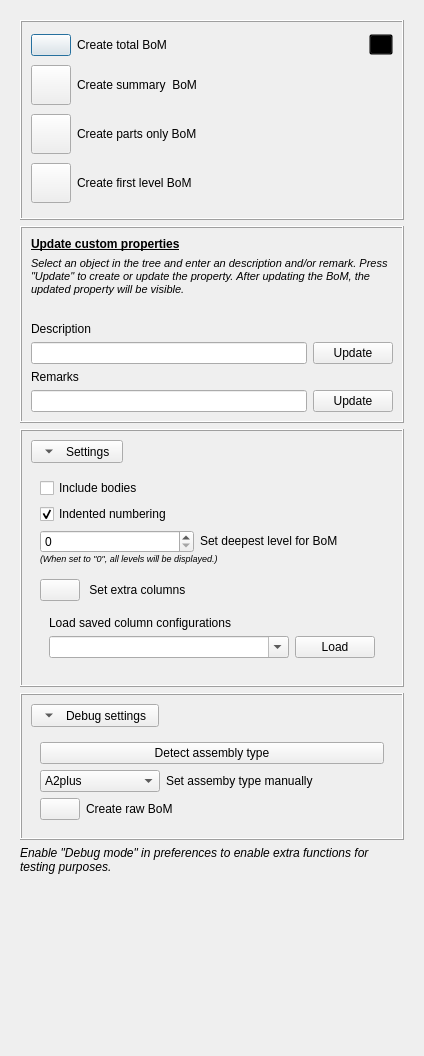
Above: Resources/UI/BoM_Panel.ui from APEbbers/BillOfMaterials-WB before the change. Below: the same form after it.
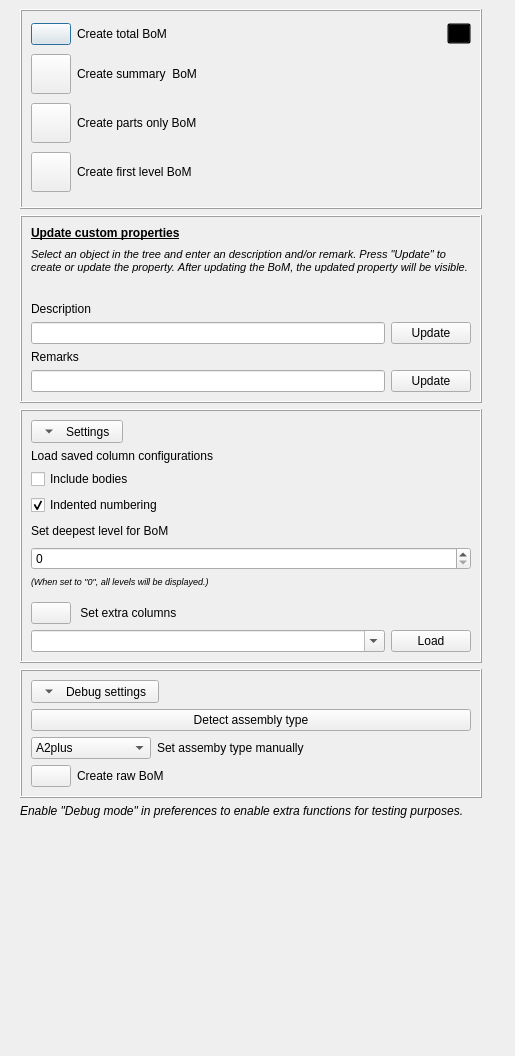
That is the form after the change. Icons and pictures are not drawn.

Commit message: Added load button to panel - 2

Patch:
```diff
--- a/Resources/UI/BoM_Panel.ui
+++ b/Resources/UI/BoM_Panel.ui
@@ -6,7 +6,7 @@
    <rect>
     <x>0</x>
     <y>0</y>
-    <width>424</width>
+    <width>515</width>
     <height>1056</height>
    </rect>
   </property>
@@ -31,7 +31,13 @@
   <property name="modal">
    <bool>true</bool>
   </property>
-  <layout class="QGridLayout" name="gridLayout_20">
+  <layout class="QGridLayout" name="gridLayout_23">
+   <property name="topMargin">
+    <number>0</number>
+   </property>
+   <property name="rightMargin">
+    <number>0</number>
+   </property>
    <item row="0" column="0">
     <widget class="QFrame" name="MainFrame">
      <layout class="QVBoxLayout" name="verticalLayout">
@@ -423,30 +429,8 @@
           </layout>
          </item>
          <item row="1" column="0">
-          <widget class="QFrame" name="SettingsFrame">
-           <property name="sizePolicy">
-            <sizepolicy hsizetype="Preferred" vsizetype="Fixed">
-             <horstretch>0</horstretch>
-             <verstretch>0</verstretch>
-            </sizepolicy>
-           </property>
-           <property name="minimumSize">
-            <size>
-             <width>0</width>
-             <height>0</height>
-            </size>
-           </property>
-           <property name="autoFillBackground">
-            <bool>false</bool>
-           </property>
-           <property name="frameShape">
-            <enum>QFrame::Shape::NoFrame</enum>
-           </property>
-           <property name="frameShadow">
-            <enum>QFrame::Shadow::Raised</enum>
-           </property>
-           <layout class="QGridLayout" name="gridLayout_10">
-            <item row="2" column="0">
+          <layout class="QGridLayout" name="gridLayout_22">
+           <item row="3" column="0" colspan="2">
              <widget class="QCheckBox" name="IndentedNumbering">
               <property name="text">
                <string>Indented numbering</string>
@@ -456,19 +440,33 @@
               </property>
              </widget>
             </item>
-            <item row="1" column="0">
+           <item row="2" column="0" colspan="2">
              <widget class="QCheckBox" name="IncludeBodies">
               <property name="text">
                <string>Include bodies</string>
               </property>
              </widget>
             </item>
-            <item row="3" column="0">
-             <layout class="QGridLayout" name="gridLayout">
-              <property name="verticalSpacing">
-               <number>0</number>
-              </property>
-              <item row="0" column="0">
+           <item row="4" column="0">
+            <widget class="QLabel" name="label_12">
+             <property name="sizePolicy">
+              <sizepolicy hsizetype="Preferred" vsizetype="Fixed">
+               <horstretch>0</horstretch>
+               <verstretch>0</verstretch>
+              </sizepolicy>
+             </property>
+             <property name="minimumSize">
+              <size>
+               <width>0</width>
+               <height>20</height>
+              </size>
+             </property>
+             <property name="text">
+              <string>&lt;html&gt;&lt;head/&gt;&lt;body&gt;&lt;p&gt;Set deepest level for BoM&lt;/p&gt;&lt;/body&gt;&lt;/html&gt;</string>
+             </property>
+            </widget>
+           </item>
+           <item row="5" column="0" colspan="2">
                <widget class="QSpinBox" name="MaxLevel">
                 <property name="sizePolicy">
                  <sizepolicy hsizetype="MinimumExpanding" vsizetype="Expanding">
@@ -508,39 +506,7 @@
                 </property>
                </widget>
               </item>
-              <item row="0" column="1" colspan="2">
-               <widget class="QLabel" name="label_12">
-                <property name="sizePolicy">
-                 <sizepolicy hsizetype="Preferred" vsizetype="Fixed">
-                  <horstretch>0</horstretch>
-                  <verstretch>0</verstretch>
-                 </sizepolicy>
-                </property>
-                <property name="minimumSize">
-                 <size>
-                  <width>0</width>
-                  <height>20</height>
-                 </size>
-                </property>
-                <property name="text">
-                 <string>&lt;html&gt;&lt;head/&gt;&lt;body&gt;&lt;p&gt;Set deepest level for BoM&lt;/p&gt;&lt;/body&gt;&lt;/html&gt;</string>
-                </property>
-               </widget>
-              </item>
-              <item row="0" column="3">
-               <spacer name="horizontalSpacer">
-                <property name="orientation">
-                 <enum>Qt::Orientation::Horizontal</enum>
-                </property>
-                <property name="sizeHint" stdset="0">
-                 <size>
-                  <width>40</width>
-                  <height>20</height>
-                 </size>
-                </property>
-               </spacer>
-              </item>
-              <item row="1" column="0" colspan="4">
+           <item row="6" column="0" colspan="2">
                <widget class="QLabel" name="label_6">
                 <property name="sizePolicy">
                  <sizepolicy hsizetype="Preferred" vsizetype="Preferred">
@@ -565,9 +531,7 @@
                 </property>
                </widget>
               </item>
-             </layout>
-            </item>
-            <item row="4" column="0">
+           <item row="7" column="0" colspan="2">
              <layout class="QGridLayout" name="gridLayout_3">
               <item row="0" column="1">
                <widget class="QLabel" name="label_3">
@@ -599,49 +563,44 @@
                 </property>
                </widget>
               </item>
-             </layout>
-            </item>
-            <item row="5" column="0">
-             <widget class="QFrame" name="">
-              <property name="sizePolicy">
-               <sizepolicy hsizetype="Preferred" vsizetype="MinimumExpanding">
-                <horstretch>0</horstretch>
-                <verstretch>0</verstretch>
-               </sizepolicy>
-              </property>
-              <property name="minimumSize">
+             <item row="0" column="2">
+              <spacer name="horizontalSpacer_7">
+               <property name="orientation">
+                <enum>Qt::Orientation::Horizontal</enum>
+               </property>
+               <property name="sizeHint" stdset="0">
+                <size>
+                 <width>40</width>
+                 <height>20</height>
+                </size>
+               </property>
+              </spacer>
+             </item>
+            </layout>
+           </item>
+           <item row="4" column="1">
+            <spacer name="horizontalSpacer">
+             <property name="orientation">
+              <enum>Qt::Orientation::Horizontal</enum>
+             </property>
+             <property name="sizeHint" stdset="0">
                <size>
-                <width>0</width>
-                <height>30</height>
-               </size>
-              </property>
+               <width>40</width>
+               <height>20</height>
+              </size>
+             </property>
+            </spacer>
+           </item>
+           <item row="0" column="0" colspan="2">
+            <widget class="QLabel" name="label_14">
+             <property name="text">
+              <string>Load saved column configurations</string>
+             </property>
+            </widget>
+           </item>
+           <item row="8" column="0" colspan="2">
               <layout class="QGridLayout" name="gridLayout_6">
-               <item row="1" column="0">
-                <widget class="QComboBox" name="ColumnsConfigList">
-                 <property name="sizePolicy">
-                  <sizepolicy hsizetype="Expanding" vsizetype="MinimumExpanding">
-                   <horstretch>0</horstretch>
-                   <verstretch>0</verstretch>
-                  </sizepolicy>
-                 </property>
-                 <property name="minimumSize">
-                  <size>
-                   <width>0</width>
-                   <height>20</height>
-                  </size>
-                 </property>
-                 <property name="maximumSize">
-                  <size>
-                   <width>16777215</width>
-                   <height>30</height>
-                  </size>
-                 </property>
-                 <property name="editable">
-                  <bool>true</bool>
-                 </property>
-                </widget>
-               </item>
-               <item row="1" column="1">
+             <item row="0" column="1">
                 <widget class="QPushButton" name="LoadColumns">
                  <property name="sizePolicy">
                   <sizepolicy hsizetype="Minimum" vsizetype="MinimumExpanding">
@@ -667,17 +626,33 @@
                 </widget>
                </item>
                <item row="0" column="0">
-                <widget class="QLabel" name="label_14">
-                 <property name="text">
-                  <string>Load saved column configurations</string>
-                 </property>
+              <widget class="QComboBox" name="ColumnsConfigList">
+               <property name="sizePolicy">
+                <sizepolicy hsizetype="Expanding" vsizetype="MinimumExpanding">
+                 <horstretch>0</horstretch>
+                 <verstretch>0</verstretch>
+                </sizepolicy>
+               </property>
+               <property name="minimumSize">
+                <size>
+                 <width>0</width>
+                 <height>20</height>
+                </size>
+               </property>
+               <property name="maximumSize">
+                <size>
+                 <width>16777215</width>
+                 <height>30</height>
+                </size>
+               </property>
+               <property name="editable">
+                <bool>true</bool>
+               </property>
                 </widget>
                </item>
               </layout>
-             </widget>
-            </item>
-           </layout>
-          </widget>
+           </item>
+          </layout>
          </item>
         </layout>
        </widget>
@@ -749,21 +724,8 @@
           </layout>
          </item>
          <item row="1" column="0">
-          <widget class="QFrame" name="DebugFrame">
-           <property name="minimumSize">
-            <size>
-             <width>0</width>
-             <height>0</height>
-            </size>
-           </property>
-           <property name="frameShape">
-            <enum>QFrame::Shape::NoFrame</enum>
-           </property>
-           <property name="frameShadow">
-            <enum>QFrame::Shadow::Raised</enum>
-           </property>
            <layout class="QGridLayout" name="gridLayout_16">
-            <item row="2" column="0">
+           <item row="0" column="0">
              <widget class="QPushButton" name="DetectAssemblyType">
               <property name="sizePolicy">
                <sizepolicy hsizetype="Minimum" vsizetype="Fixed">
@@ -776,7 +738,7 @@
               </property>
              </widget>
             </item>
-            <item row="3" column="0">
+           <item row="1" column="0">
              <layout class="QGridLayout" name="gridLayout_5">
               <item row="0" column="0">
                <widget class="QComboBox" name="AssemblyType">
@@ -896,7 +858,7 @@
               </item>
              </layout>
             </item>
-            <item row="4" column="0">
+           <item row="2" column="0">
              <layout class="QGridLayout" name="gridLayout_9">
               <item row="0" column="0">
                <widget class="QPushButton" name="CreateRaw">
@@ -934,7 +896,6 @@
              </layout>
             </item>
            </layout>
-          </widget>
          </item>
         </layout>
        </widget>
@@ -965,6 +926,32 @@
      </layout>
     </widget>
    </item>
+   <item row="0" column="1">
+    <widget class="QFrame" name="SettingsFrame">
+     <property name="sizePolicy">
+      <sizepolicy hsizetype="Preferred" vsizetype="Fixed">
+       <horstretch>0</horstretch>
+       <verstretch>0</verstretch>
+      </sizepolicy>
+     </property>
+     <property name="minimumSize">
+      <size>
+       <width>0</width>
+       <height>0</height>
+      </size>
+     </property>
+     <property name="autoFillBackground">
+      <bool>false</bool>
+     </property>
+     <property name="frameShape">
+      <enum>QFrame::Shape::NoFrame</enum>
+     </property>
+     <property name="frameShadow">
+      <enum>QFrame::Shadow::Raised</enum>
+     </property>
+     <layout class="QGridLayout" name="gridLayout_10"/>
+    </widget>
+   </item>
   </layout>
  </widget>
  <tabstops>
```
Left out of the diff: 2 changed lines with no effect on the pictures. Lines whose indentation alone changed are shown as unchanged. The commit also changes 2 other files.
